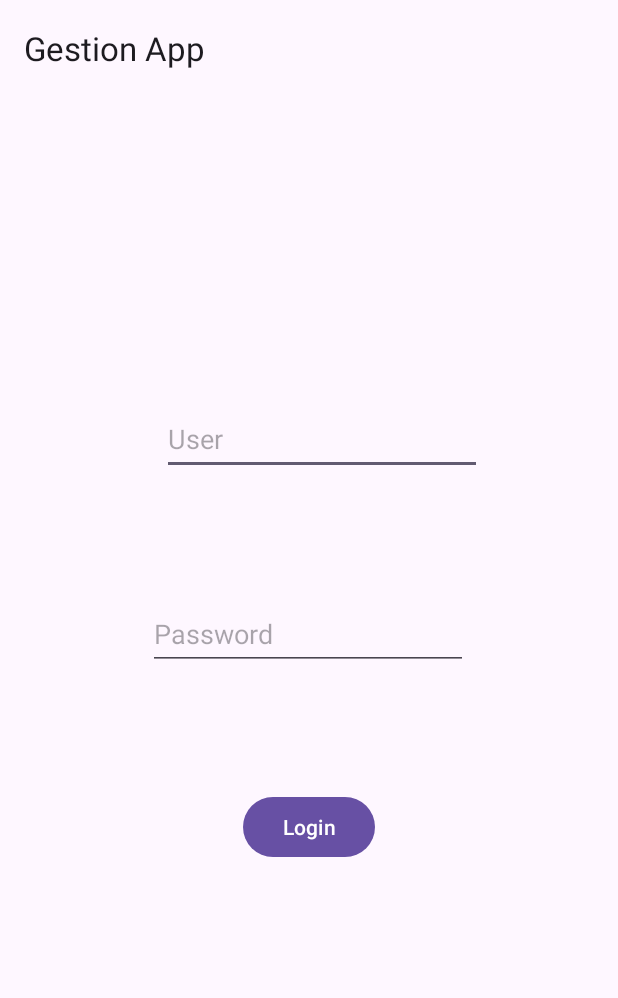
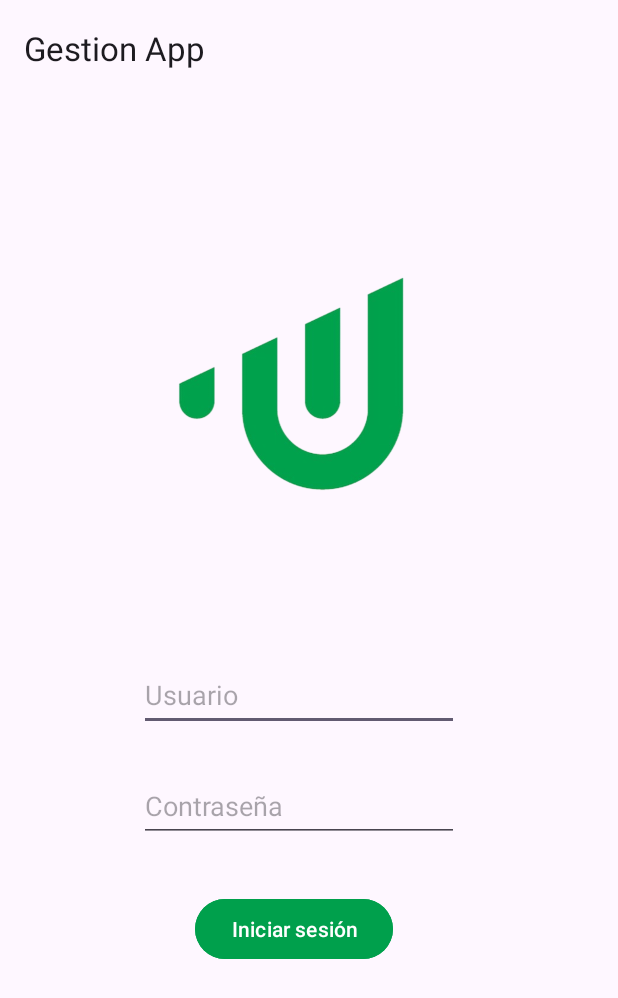
Before and after one commit to LuisMandM/FichajeApp, an Android app: the screen it shows after launch (MainActivity), on a phone screen of 412 x 824 dp. Shown: the top 998 px of the screen. Run offline under Robolectric (Android 15) with nearby library versions, the phone set to English and light mode, and no system bars; our stand-ins replace navigation-ui; libraries missing offline, so code that uses them is left out: com.parse; 1 statement that could not run was skipped.

Commit message:
Basic LoginView

```diff
--- a/app/src/main/res/layout/fragment_login.xml
+++ b/app/src/main/res/layout/fragment_login.xml
@@ -12,37 +12,51 @@
         android:layout_width="wrap_content"
         android:layout_height="48dp"
         android:ems="10"
+        android:hint="Usuario"
         android:inputType="text"
-        android:hint="User"
         app:layout_constraintBottom_toBottomOf="parent"
         app:layout_constraintEnd_toEndOf="parent"
-        app:layout_constraintHorizontal_bias="0.542"
+        app:layout_constraintHorizontal_bias="0.467"
         app:layout_constraintStart_toStartOf="parent"
         app:layout_constraintTop_toTopOf="parent"
-        app:layout_constraintVertical_bias="0.287" />
+        app:layout_constraintVertical_bias="0.527" />
 
     <EditText
         android:id="@+id/edTxPassword"
         android:layout_width="wrap_content"
         android:layout_height="48dp"
         android:ems="10"
-        android:inputType="text"
-        android:hint="Password"
+        android:hint="Contraseña"
+        android:inputType="textPassword"
         app:layout_constraintBottom_toBottomOf="parent"
         app:layout_constraintEnd_toEndOf="parent"
-        app:layout_constraintHorizontal_bias="0.497"
+        app:layout_constraintHorizontal_bias="0.467"
         app:layout_constraintStart_toStartOf="parent"
         app:layout_constraintTop_toBottomOf="@+id/edTxUser"
-        app:layout_constraintVertical_bias="0.179" />
+        app:layout_constraintVertical_bias="0.09" />
 
     <Button
         android:id="@+id/btnLogin"
         android:layout_width="wrap_content"
         android:layout_height="wrap_content"
-        android:text="Login"
+        android:text="Iniciar sesión"
+        android:backgroundTint="@color/inc"
         app:layout_constraintBottom_toBottomOf="parent"
         app:layout_constraintEnd_toEndOf="parent"
+        app:layout_constraintHorizontal_bias="0.464"
         app:layout_constraintStart_toStartOf="parent"
         app:layout_constraintTop_toBottomOf="@+id/edTxPassword"
-        app:layout_constraintVertical_bias="0.245" />
+        app:layout_constraintVertical_bias="0.158" />
+
+    <ImageView
+        android:id="@+id/imageView"
+        android:layout_width="198dp"
+        android:layout_height="267dp"
+        android:src="@drawable/logo_app"
+        app:layout_constraintBottom_toTopOf="@+id/edTxUser"
+        app:layout_constraintEnd_toEndOf="parent"
+        app:layout_constraintHorizontal_bias="0.441"
+        app:layout_constraintStart_toStartOf="parent"
+        app:layout_constraintTop_toTopOf="parent"
+        app:layout_constraintVertical_bias="0.537" />
 </androidx.constraintlayout.widget.ConstraintLayout>
```
